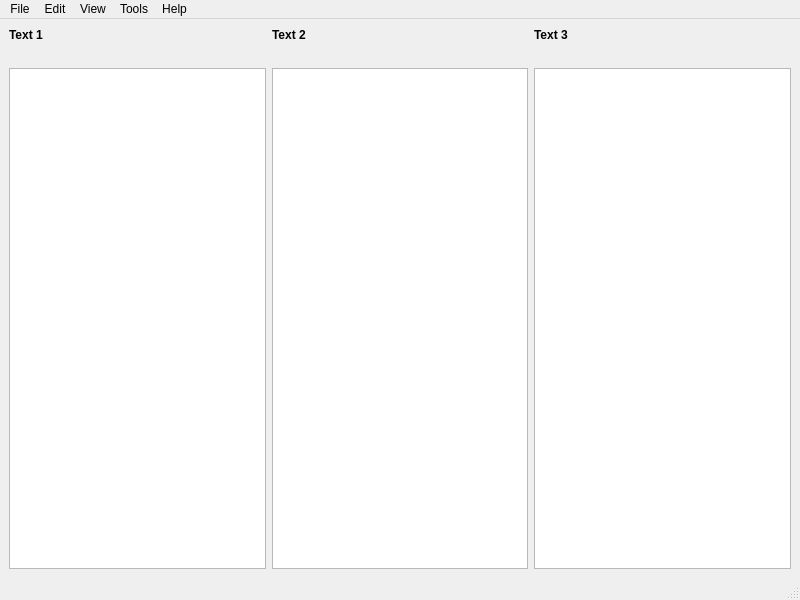
Qt form USFM_editor/mainwindow.ui (AleksandrMigunov/usfm_editor) before a commit.
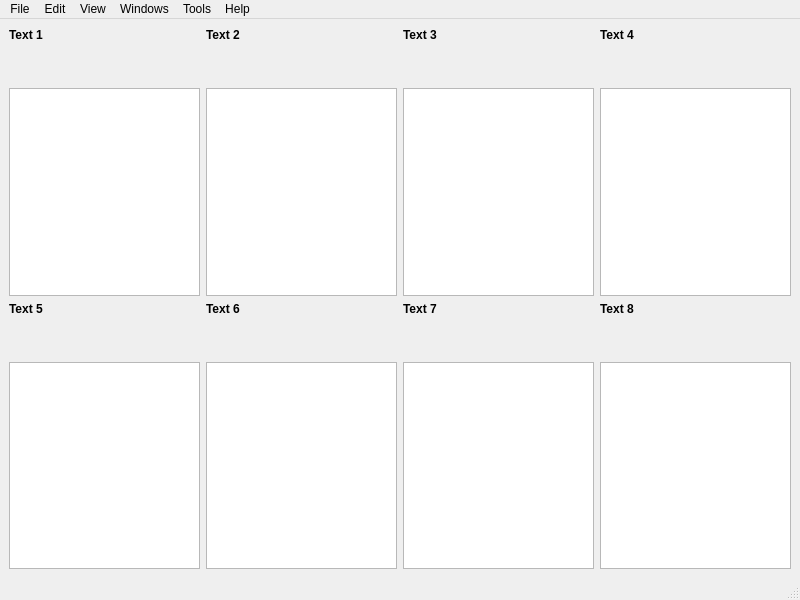
The same form after that commit. Icons and pictures are not drawn.

```diff
--- a/USFM_editor/mainwindow.ui
+++ b/USFM_editor/mainwindow.ui
@@ -29,27 +29,6 @@
       </property>
      </widget>
     </item>
-    <item row="2" column="0">
-     <widget class="QTextEdit" name="textEdit_Text_1">
-      <property name="contextMenuPolicy">
-       <enum>Qt::CustomContextMenu</enum>
-      </property>
-     </widget>
-    </item>
-    <item row="2" column="1">
-     <widget class="QTextEdit" name="textEdit_Text_2">
-      <property name="contextMenuPolicy">
-       <enum>Qt::CustomContextMenu</enum>
-      </property>
-     </widget>
-    </item>
-    <item row="2" column="2">
-     <widget class="QTextEdit" name="textEdit_Text_3">
-      <property name="contextMenuPolicy">
-       <enum>Qt::CustomContextMenu</enum>
-      </property>
-     </widget>
-    </item>
     <item row="0" column="2">
      <widget class="QLabel" name="label_Text_3">
       <property name="text">
@@ -57,27 +36,209 @@
       </property>
      </widget>
     </item>
+    <item row="0" column="3">
+     <widget class="QLabel" name="label_Text_4">
+      <property name="text">
+       <string>&lt;b&gt;Text 4&lt;/b&gt;</string>
+      </property>
+     </widget>
+    </item>
     <item row="1" column="0">
-     <widget class="QLabel" name="label_dir_1">
+     <widget class="QLabel" name="label_file_1">
       <property name="text">
        <string/>
       </property>
      </widget>
     </item>
     <item row="1" column="1">
-     <widget class="QLabel" name="label_dir_2">
+     <widget class="QLabel" name="label_file_2">
       <property name="text">
        <string/>
       </property>
      </widget>
     </item>
     <item row="1" column="2">
+     <widget class="QLabel" name="label_file_3">
+      <property name="text">
+       <string/>
+      </property>
+     </widget>
+    </item>
+    <item row="1" column="3">
+     <widget class="QLabel" name="label_file_4">
+      <property name="text">
+       <string/>
+      </property>
+     </widget>
+    </item>
+    <item row="2" column="0">
+     <widget class="QLabel" name="label_dir_1">
+      <property name="text">
+       <string/>
+      </property>
+     </widget>
+    </item>
+    <item row="2" column="1">
+     <widget class="QLabel" name="label_dir_2">
+      <property name="text">
+       <string/>
+      </property>
+     </widget>
+    </item>
+    <item row="2" column="2">
      <widget class="QLabel" name="label_dir_3">
       <property name="text">
        <string/>
       </property>
      </widget>
     </item>
+    <item row="2" column="3">
+     <widget class="QLabel" name="label_dir_4">
+      <property name="text">
+       <string/>
+      </property>
+     </widget>
+    </item>
+    <item row="3" column="0">
+     <widget class="QTextEdit" name="textEdit_Text_1">
+      <property name="contextMenuPolicy">
+       <enum>Qt::CustomContextMenu</enum>
+      </property>
+     </widget>
+    </item>
+    <item row="3" column="1">
+     <widget class="QTextEdit" name="textEdit_Text_2">
+      <property name="contextMenuPolicy">
+       <enum>Qt::CustomContextMenu</enum>
+      </property>
+     </widget>
+    </item>
+    <item row="3" column="2">
+     <widget class="QTextEdit" name="textEdit_Text_3">
+      <property name="contextMenuPolicy">
+       <enum>Qt::CustomContextMenu</enum>
+      </property>
+     </widget>
+    </item>
+    <item row="3" column="3">
+     <widget class="QTextEdit" name="textEdit_Text_4">
+      <property name="contextMenuPolicy">
+       <enum>Qt::CustomContextMenu</enum>
+      </property>
+     </widget>
+    </item>
+    <item row="4" column="0">
+     <widget class="QLabel" name="label_Text_5">
+      <property name="text">
+       <string>&lt;b&gt;Text 5&lt;/b&gt;</string>
+      </property>
+     </widget>
+    </item>
+    <item row="4" column="1">
+     <widget class="QLabel" name="label_Text_6">
+      <property name="text">
+       <string>&lt;b&gt;Text 6&lt;/b&gt;</string>
+      </property>
+     </widget>
+    </item>
+    <item row="4" column="2">
+     <widget class="QLabel" name="label_Text_7">
+      <property name="text">
+       <string>&lt;b&gt;Text 7&lt;/b&gt;</string>
+      </property>
+     </widget>
+    </item>
+    <item row="4" column="3">
+     <widget class="QLabel" name="label_Text_8">
+      <property name="text">
+       <string>&lt;b&gt;Text 8&lt;/b&gt;</string>
+      </property>
+     </widget>
+    </item>
+    <item row="5" column="0">
+     <widget class="QLabel" name="label_file_5">
+      <property name="text">
+       <string/>
+      </property>
+     </widget>
+    </item>
+    <item row="5" column="1">
+     <widget class="QLabel" name="label_file_6">
+      <property name="text">
+       <string/>
+      </property>
+     </widget>
+    </item>
+    <item row="5" column="2">
+     <widget class="QLabel" name="label_file_7">
+      <property name="text">
+       <string/>
+      </property>
+     </widget>
+    </item>
+    <item row="5" column="3">
+     <widget class="QLabel" name="label_file_8">
+      <property name="text">
+       <string/>
+      </property>
+     </widget>
+    </item>
+    <item row="6" column="0">
+     <widget class="QLabel" name="label_dir_5">
+      <property name="text">
+       <string/>
+      </property>
+     </widget>
+    </item>
+    <item row="6" column="1">
+     <widget class="QLabel" name="label_dir_6">
+      <property name="text">
+       <string/>
+      </property>
+     </widget>
+    </item>
+    <item row="6" column="2">
+     <widget class="QLabel" name="label_dir_7">
+      <property name="text">
+       <string/>
+      </property>
+     </widget>
+    </item>
+    <item row="6" column="3">
+     <widget class="QLabel" name="label_dir_8">
+      <property name="text">
+       <string/>
+      </property>
+     </widget>
+    </item>
+    <item row="7" column="0">
+     <widget class="QTextEdit" name="textEdit_Text_5">
+      <property name="contextMenuPolicy">
+       <enum>Qt::CustomContextMenu</enum>
+      </property>
+     </widget>
+    </item>
+    <item row="7" column="1">
+     <widget class="QTextEdit" name="textEdit_Text_6">
+      <property name="contextMenuPolicy">
+       <enum>Qt::CustomContextMenu</enum>
+      </property>
+     </widget>
+    </item>
+    <item row="7" column="2">
+     <widget class="QTextEdit" name="textEdit_Text_7">
+      <property name="contextMenuPolicy">
+       <enum>Qt::CustomContextMenu</enum>
+      </property>
+     </widget>
+    </item>
+    <item row="7" column="3">
+     <widget class="QTextEdit" name="textEdit_Text_8">
+      <property name="contextMenuPolicy">
+       <enum>Qt::CustomContextMenu</enum>
+      </property>
+     </widget>
+    </item>
    </layout>
   </widget>
   <widget class="QMenuBar" name="menubar">
@@ -305,9 +466,24 @@
     <addaction name="actionAbout"/>
     <addaction name="actionAbout_Qt"/>
    </widget>
+   <widget class="QMenu" name="menuWindows">
+    <property name="title">
+     <string>Windows</string>
+    </property>
+    <addaction name="actionClose_not_close_invisible_files"/>
+    <addaction name="actionShow_Text_1"/>
+    <addaction name="actionShow_Texts_1_2"/>
+    <addaction name="actionShow_Texts_1_3"/>
+    <addaction name="actionShow_Texts_1_4"/>
+    <addaction name="actionShow_Texts_1_5"/>
+    <addaction name="actionShow_Texts_1_2_5_6"/>
+    <addaction name="actionShow_Texts_1_3_5_7"/>
+    <addaction name="actionShow_Texts_1_8"/>
+   </widget>
    <addaction name="menuFile"/>
    <addaction name="menuEdit"/>
    <addaction name="menuView"/>
+   <addaction name="menuWindows"/>
    <addaction name="menuTools"/>
    <addaction name="menuHelp"/>
   </widget>
```
Left out of the diff: 827 changed lines with no effect on the pictures.
